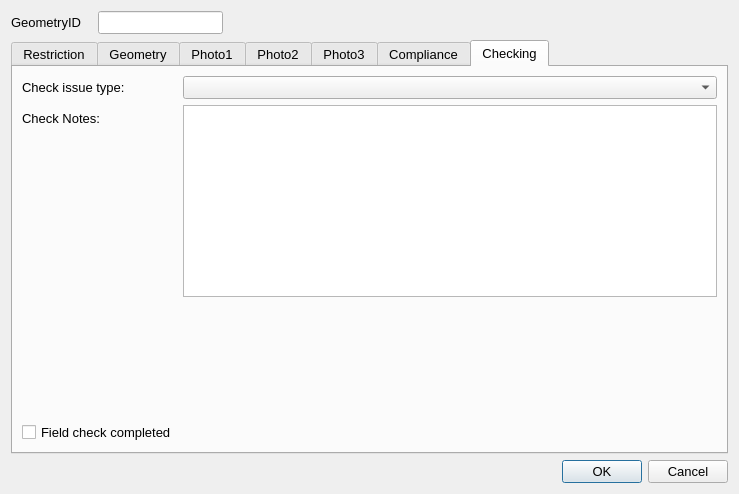
Qt form ui/MovingTrafficSigns_200619.ui (tlh22/demandForm) before a commit.
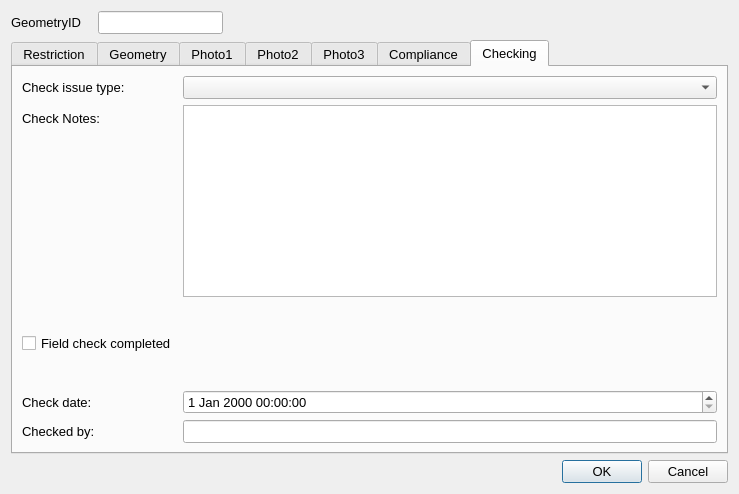
The same form after that commit. The open tabs and pages were chosen to show the change. Icons and pictures are not drawn.

Diff of the .ui file:
```diff
--- a/ui/MovingTrafficSigns_200619.ui
+++ b/ui/MovingTrafficSigns_200619.ui
@@ -651,6 +651,39 @@
          </property>
         </spacer>
        </item>
+       <item row="7" column="0">
+        <widget class="QLabel" name="label_14">
+         <property name="text">
+          <string>Checked by:</string>
+         </property>
+        </widget>
+       </item>
+       <item row="7" column="1">
+        <widget class="QLineEdit" name="Last_MHTC_Check_UpdatePerson"/>
+       </item>
+       <item row="6" column="1">
+        <widget class="QDateTimeEdit" name="Last_MHTC_Check_UpdateDateTime"/>
+       </item>
+       <item row="6" column="0">
+        <widget class="QLabel" name="label_15">
+         <property name="text">
+          <string>Check date:</string>
+         </property>
+        </widget>
+       </item>
+       <item row="5" column="0">
+        <spacer name="verticalSpacer_3">
+         <property name="orientation">
+          <enum>Qt::Vertical</enum>
+         </property>
+         <property name="sizeHint" stdset="0">
+          <size>
+           <width>20</width>
+           <height>10</height>
+          </size>
+         </property>
+        </spacer>
+       </item>
       </layout>
      </widget>
     </widget>
```
